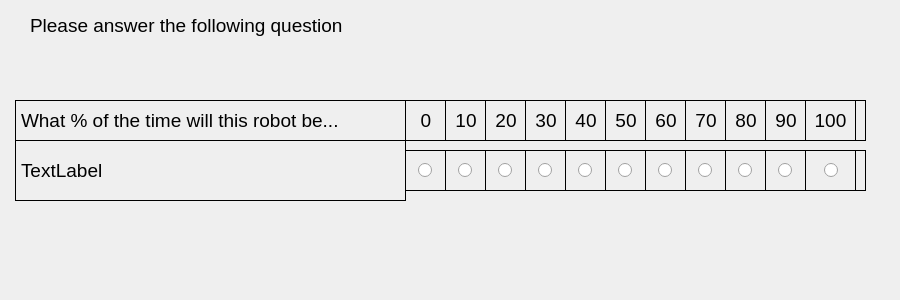
Old version of the form surveys/trust_survey.ui in the repository nickconlon/etgoa_evaluation.
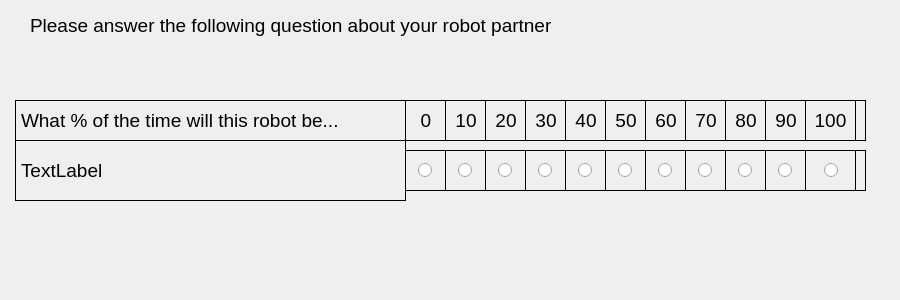
New version of the form.

Patch:
```diff
--- a/surveys/trust_survey.ui
+++ b/surveys/trust_survey.ui
@@ -1050,7 +1050,7 @@
     <rect>
      <x>30</x>
      <y>10</y>
-     <width>571</width>
+     <width>861</width>
      <height>31</height>
     </rect>
    </property>
@@ -1060,7 +1060,7 @@
     </font>
    </property>
    <property name="text">
-    <string>Please answer the following question</string>
+    <string>Please answer the following question about your robot partner</string>
    </property>
   </widget>
  </widget>
```
